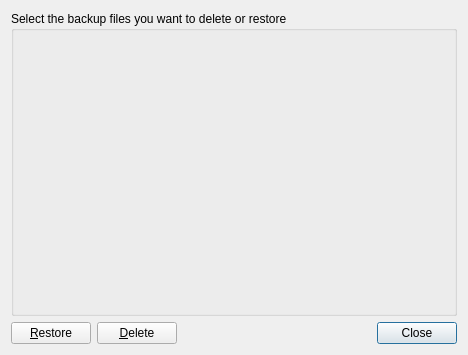
Before: the Qt Designer form src/ui/backup.ui in hakaishi/nobleNote, drawn with Qt 5.
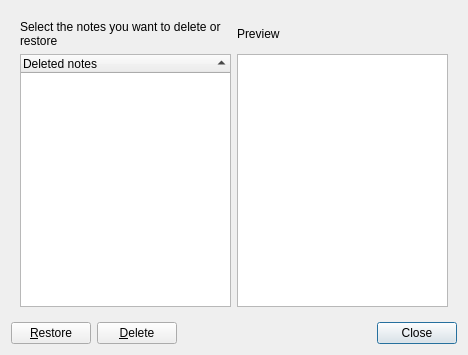
After: the same form once the commit is applied.

Commit message: fixed #159 #160 (search word sometimes not in the visible area; ugly trash layout)

What changed in the file:
```diff
--- a/src/ui/backup.ui
+++ b/src/ui/backup.ui
@@ -24,14 +24,6 @@
      </property>
     </widget>
    </item>
-   <item row="0" column="0" colspan="3">
-    <widget class="QGroupBox" name="groupBox">
-     <property name="title">
-      <string>Select the backup files you want to delete or restore</string>
-     </property>
-     <layout class="QGridLayout" name="gridLayout_2"/>
-    </widget>
-   </item>
    <item row="1" column="0">
     <widget class="QPushButton" name="restoreButton">
      <property name="text">
@@ -46,6 +38,69 @@
      </property>
     </widget>
    </item>
+   <item row="0" column="0" colspan="3">
+    <widget class="QFrame" name="frame">
+     <layout class="QGridLayout" name="gridLayout_2">
+      <item row="1" column="1">
+       <widget class="QTextEdit" name="textEdit">
+        <property name="readOnly">
+         <bool>true</bool>
+        </property>
+       </widget>
+      </item>
+      <item row="0" column="0">
+       <widget class="QLabel" name="label">
+        <property name="sizePolicy">
+         <sizepolicy hsizetype="Preferred" vsizetype="Preferred">
+          <horstretch>0</horstretch>
+          <verstretch>0</verstretch>
+         </sizepolicy>
+        </property>
+        <property name="text">
+         <string>Select the notes you want to delete or restore</string>
+        </property>
+        <property name="wordWrap">
+         <bool>true</bool>
+        </property>
+       </widget>
+      </item>
+      <item row="0" column="1">
+       <widget class="QLabel" name="label_2">
+        <property name="sizePolicy">
+         <sizepolicy hsizetype="Preferred" vsizetype="Preferred">
+          <horstretch>0</horstretch>
+          <verstretch>0</verstretch>
+         </sizepolicy>
+        </property>
+        <property name="text">
+         <string>Preview</string>
+        </property>
+       </widget>
+      </item>
+      <item row="1" column="0">
+       <widget class="QTreeWidget" name="treeWidget">
+        <property name="alternatingRowColors">
+         <bool>true</bool>
+        </property>
+        <property name="selectionMode">
+         <enum>QAbstractItemView::ExtendedSelection</enum>
+        </property>
+        <property name="verticalScrollMode">
+         <enum>QAbstractItemView::ScrollPerPixel</enum>
+        </property>
+        <property name="sortingEnabled">
+         <bool>true</bool>
+        </property>
+        <column>
+         <property name="text">
+          <string>Deleted notes</string>
+         </property>
+        </column>
+       </widget>
+      </item>
+     </layout>
+    </widget>
+   </item>
   </layout>
  </widget>
  <tabstops>
```
The commit also changes 4 other files.
